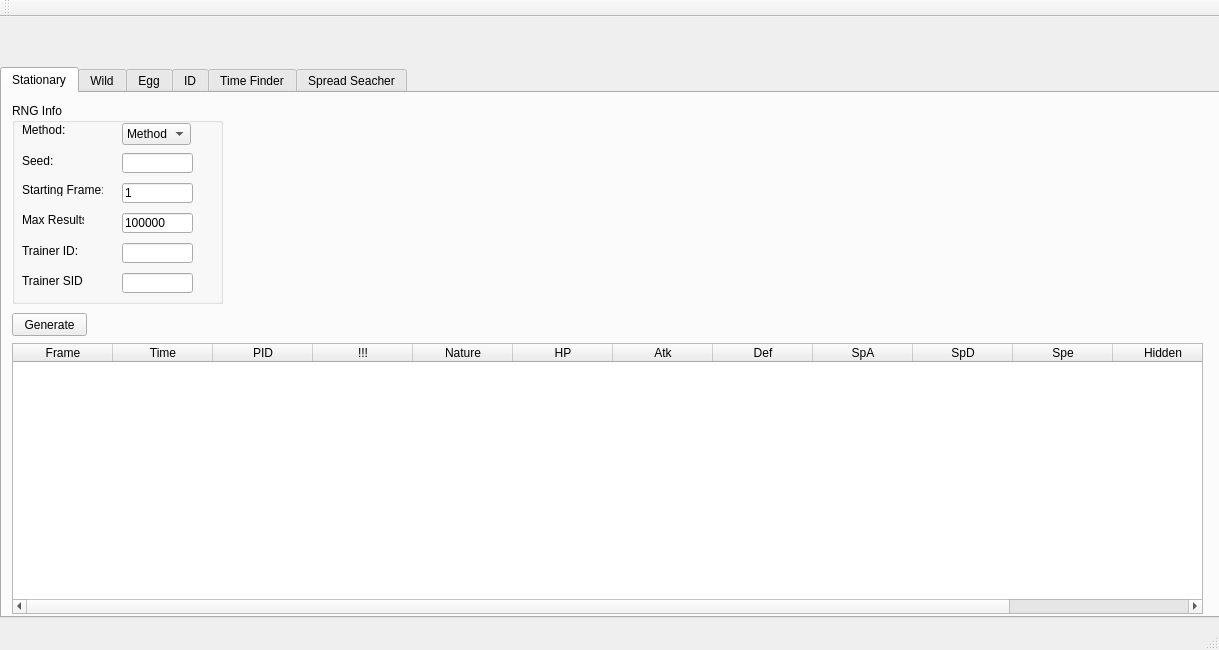
This is Forms/mainwindow.ui in Admiral-Fish/PokeFinder as Qt 5 draws it before an edit. The edited form follows.
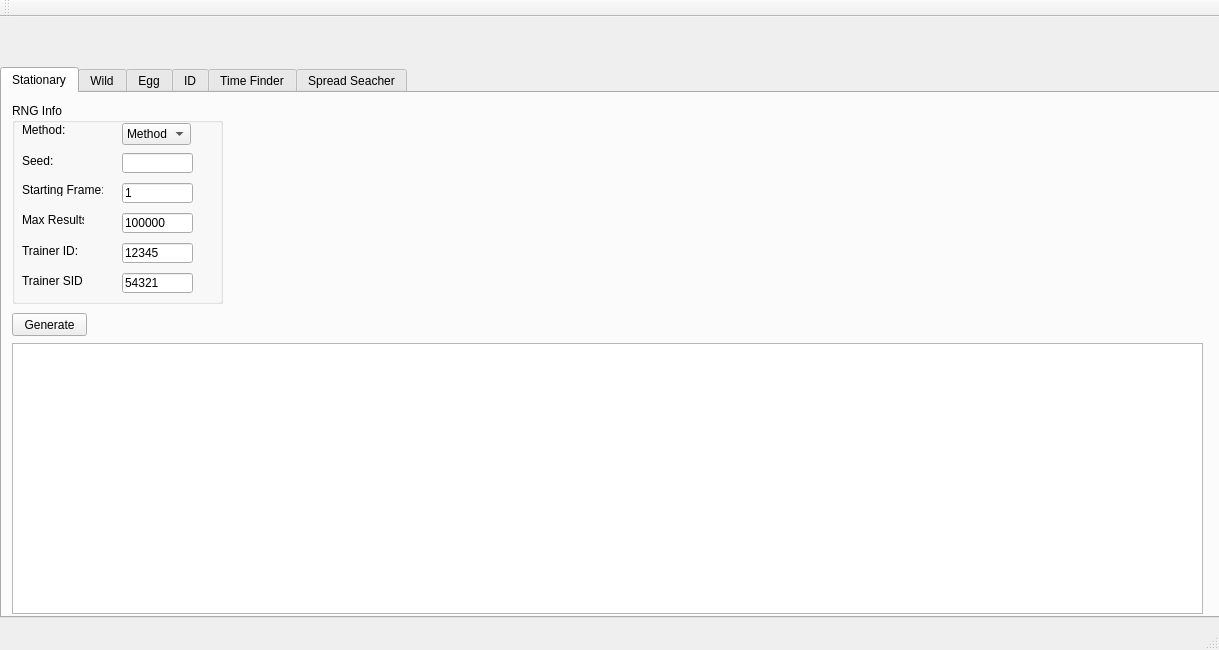
This is the edited form.

Patch:
```diff
--- a/Forms/mainwindow.ui
+++ b/Forms/mainwindow.ui
@@ -240,6 +240,9 @@
        <property name="inputMask">
         <string/>
        </property>
+       <property name="text">
+        <string>12345</string>
+       </property>
        <property name="maxLength">
         <number>5</number>
        </property>
@@ -256,86 +259,14 @@
        <property name="inputMask">
         <string/>
        </property>
+       <property name="text">
+        <string>54321</string>
+       </property>
        <property name="maxLength">
         <number>5</number>
        </property>
       </widget>
      </widget>
-     <widget class="QTableWidget" name="tableWidget">
-      <property name="geometry">
-       <rect>
-        <x>10</x>
-        <y>250</y>
-        <width>1191</width>
-        <height>271</height>
-       </rect>
-      </property>
-      <column>
-       <property name="text">
-        <string>Frame</string>
-       </property>
-      </column>
-      <column>
-       <property name="text">
-        <string>Time</string>
-       </property>
-      </column>
-      <column>
-       <property name="text">
-        <string>PID</string>
-       </property>
-      </column>
-      <column>
-       <property name="text">
-        <string>!!!</string>
-       </property>
-      </column>
-      <column>
-       <property name="text">
-        <string>Nature</string>
-       </property>
-      </column>
-      <column>
-       <property name="text">
-        <string>HP</string>
-       </property>
-      </column>
-      <column>
-       <property name="text">
-        <string>Atk</string>
-       </property>
-      </column>
-      <column>
-       <property name="text">
-        <string>Def</string>
-       </property>
-      </column>
-      <column>
-       <property name="text">
-        <string>SpA</string>
-       </property>
-      </column>
-      <column>
-       <property name="text">
-        <string>SpD</string>
-       </property>
-      </column>
-      <column>
-       <property name="text">
-        <string>Spe</string>
-       </property>
-      </column>
-      <column>
-       <property name="text">
-        <string>Hidden</string>
-       </property>
-      </column>
-      <column>
-       <property name="text">
-        <string>Power</string>
-       </property>
-      </column>
-     </widget>
      <widget class="QPushButton" name="generate">
       <property name="geometry">
        <rect>
@@ -355,6 +286,16 @@
        <bool>false</bool>
       </property>
      </widget>
+     <widget class="QTableView" name="tableView">
+      <property name="geometry">
+       <rect>
+        <x>10</x>
+        <y>250</y>
+        <width>1191</width>
+        <height>271</height>
+       </rect>
+      </property>
+     </widget>
     </widget>
     <widget class="QWidget" name="tabWild">
      <attribute name="title">
```
